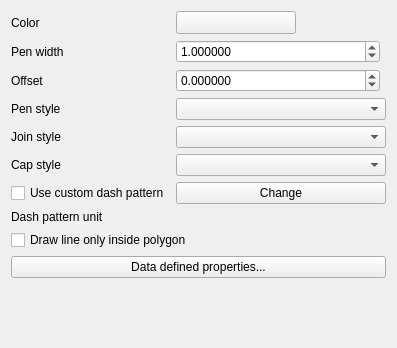
This is src/ui/symbollayer/widget_simpleline.ui in qgis/QGIS as Qt 5 draws it before an edit. The edited form follows.
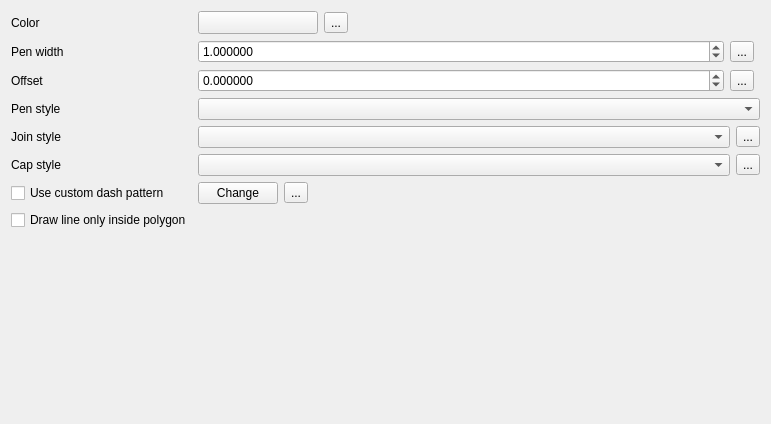
This is the edited form. Custom widgets are drawn as their Qt base class.

Commit message:
improve GUI consistency & UX for data-defined style
data defined buttons added to the gui
fixes #9881

```diff
--- a/src/ui/symbollayer/widget_simpleline.ui
+++ b/src/ui/symbollayer/widget_simpleline.ui
@@ -6,42 +6,14 @@
    <rect>
     <x>0</x>
     <y>0</y>
-    <width>397</width>
-    <height>348</height>
+    <width>770</width>
+    <height>424</height>
    </rect>
   </property>
   <property name="windowTitle">
    <string>Form</string>
   </property>
   <layout class="QGridLayout" name="gridLayout">
-   <item row="7" column="0">
-    <widget class="QLabel" name="mDashPatternUnitLabel">
-     <property name="text">
-      <string>Dash pattern unit</string>
-     </property>
-    </widget>
-   </item>
-   <item row="5" column="0">
-    <widget class="QLabel" name="label_6">
-     <property name="text">
-      <string>Cap style</string>
-     </property>
-    </widget>
-   </item>
-   <item row="6" column="0">
-    <widget class="QCheckBox" name="mCustomCheckBox">
-     <property name="text">
-      <string>Use custom dash pattern</string>
-     </property>
-    </widget>
-   </item>
-   <item row="1" column="0">
-    <widget class="QLabel" name="label_2">
-     <property name="text">
-      <string>Pen width</string>
-     </property>
-    </widget>
-   </item>
    <item row="0" column="0">
     <widget class="QLabel" name="label">
      <property name="text">
@@ -50,6 +22,8 @@
     </widget>
    </item>
    <item row="0" column="1">
+    <layout class="QHBoxLayout" name="horizontalLayout_9">
+     <item>
     <widget class="QgsColorButtonV2" name="btnChangeColor">
      <property name="sizePolicy">
       <sizepolicy hsizetype="Preferred" vsizetype="Fixed">
@@ -74,28 +48,14 @@
      </property>
     </widget>
    </item>
-   <item row="2" column="0">
-    <widget class="QLabel" name="label_4">
+     <item>
+      <widget class="QgsDataDefinedButton" name="mColorDDBtn">
      <property name="text">
-      <string>Offset</string>
+        <string>...</string>
      </property>
     </widget>
    </item>
-   <item row="3" column="0">
-    <widget class="QLabel" name="label_3">
-     <property name="text">
-      <string>Pen style</string>
-     </property>
-    </widget>
-   </item>
-   <item row="4" column="0">
-    <widget class="QLabel" name="label_5">
-     <property name="text">
-      <string>Join style</string>
-     </property>
-    </widget>
-   </item>
-   <item row="0" column="2">
+     <item>
     <spacer name="horizontalSpacer">
      <property name="orientation">
       <enum>Qt::Horizontal</enum>
@@ -108,7 +68,16 @@
      </property>
     </spacer>
    </item>
-   <item row="1" column="1" colspan="2">
+    </layout>
+   </item>
+   <item row="1" column="0">
+    <widget class="QLabel" name="label_2">
+     <property name="text">
+      <string>Pen width</string>
+     </property>
+    </widget>
+   </item>
+   <item row="1" column="1">
     <layout class="QHBoxLayout" name="horizontalLayout_2">
      <item>
       <widget class="QgsDoubleSpinBox" name="spinWidth">
@@ -136,11 +105,32 @@
       </widget>
      </item>
      <item>
-      <widget class="QgsUnitSelectionWidget" name="mPenWidthUnitWidget" native="true"/>
+      <widget class="QgsDataDefinedButton" name="mPenWidthDDBtn">
+       <property name="text">
+        <string>...</string>
+       </property>
+      </widget>
+     </item>
+     <item>
+      <widget class="QgsUnitSelectionWidget" name="mPenWidthUnitWidget" native="true">
+       <property name="minimumSize">
+        <size>
+         <width>0</width>
+         <height>0</height>
+        </size>
+       </property>
+      </widget>
      </item>
     </layout>
    </item>
-   <item row="2" column="1" colspan="2">
+   <item row="2" column="0">
+    <widget class="QLabel" name="label_4">
+     <property name="text">
+      <string>Offset</string>
+     </property>
+    </widget>
+   </item>
+   <item row="2" column="1">
     <layout class="QHBoxLayout" name="horizontalLayout_3">
      <item>
       <widget class="QgsDoubleSpinBox" name="spinOffset">
@@ -168,58 +158,133 @@
       </widget>
      </item>
      <item>
-      <widget class="QgsUnitSelectionWidget" name="mOffsetUnitWidget" native="true"/>
+      <widget class="QgsDataDefinedButton" name="mOffsetDDBtn">
+       <property name="text">
+        <string>...</string>
+       </property>
+      </widget>
+     </item>
+     <item>
+      <widget class="QgsUnitSelectionWidget" name="mOffsetUnitWidget" native="true">
+       <property name="minimumSize">
+        <size>
+         <width>0</width>
+         <height>0</height>
+        </size>
+       </property>
+      </widget>
      </item>
     </layout>
    </item>
-   <item row="3" column="1" colspan="2">
+   <item row="3" column="0">
+    <widget class="QLabel" name="label_3">
+     <property name="text">
+      <string>Pen style</string>
+     </property>
+    </widget>
+   </item>
+   <item row="3" column="1">
     <widget class="QgsPenStyleComboBox" name="cboPenStyle"/>
    </item>
-   <item row="4" column="1" colspan="2">
+   <item row="4" column="0">
+    <widget class="QLabel" name="label_5">
+     <property name="text">
+      <string>Join style</string>
+     </property>
+    </widget>
+   </item>
+   <item row="4" column="1">
+    <layout class="QHBoxLayout" name="horizontalLayout_10">
+     <item>
     <widget class="QgsPenJoinStyleComboBox" name="cboJoinStyle"/>
    </item>
-   <item row="5" column="1" colspan="2">
+     <item>
+      <widget class="QgsDataDefinedButton" name="mJoinStyleDDBtn">
+       <property name="text">
+        <string>...</string>
+       </property>
+      </widget>
+     </item>
+    </layout>
+   </item>
+   <item row="5" column="0">
+    <widget class="QLabel" name="label_6">
+     <property name="text">
+      <string>Cap style</string>
+     </property>
+    </widget>
+   </item>
+   <item row="5" column="1">
+    <layout class="QHBoxLayout" name="horizontalLayout_11">
+     <item>
     <widget class="QgsPenCapStyleComboBox" name="cboCapStyle"/>
    </item>
-   <item row="6" column="1" colspan="2">
+     <item>
+      <widget class="QgsDataDefinedButton" name="mCapStyleDDBtn">
+       <property name="text">
+        <string>...</string>
+       </property>
+      </widget>
+     </item>
+    </layout>
+   </item>
+   <item row="6" column="0">
+    <widget class="QCheckBox" name="mCustomCheckBox">
+     <property name="text">
+      <string>Use custom dash pattern</string>
+     </property>
+    </widget>
+   </item>
+   <item row="6" column="1">
+    <layout class="QHBoxLayout" name="horizontalLayout_12">
+     <item>
     <widget class="QPushButton" name="mChangePatternButton">
      <property name="text">
       <string>Change</string>
      </property>
     </widget>
    </item>
-   <item row="7" column="1" colspan="2">
+     <item>
+      <widget class="QgsDataDefinedButton" name="mDashPatternDDBtn">
+       <property name="text">
+        <string>...</string>
+       </property>
+      </widget>
+     </item>
+     <item>
     <widget class="QgsUnitSelectionWidget" name="mDashPatternUnitWidget" native="true"/>
    </item>
-   <item row="8" column="0" colspan="3">
+     <item>
+      <spacer name="horizontalSpacer_2">
+       <property name="orientation">
+        <enum>Qt::Horizontal</enum>
+       </property>
+       <property name="sizeHint" stdset="0">
+        <size>
+         <width>40</width>
+         <height>20</height>
+        </size>
+       </property>
+      </spacer>
+     </item>
+    </layout>
+   </item>
+   <item row="7" column="0">
     <widget class="QCheckBox" name="mDrawInsideCheckBox">
      <property name="text">
       <string>Draw line only inside polygon</string>
      </property>
     </widget>
    </item>
-   <item row="9" column="0" colspan="3">
-    <widget class="QPushButton" name="mDataDefinedPropertiesButton">
-     <property name="sizePolicy">
-      <sizepolicy hsizetype="Minimum" vsizetype="Fixed">
-       <horstretch>0</horstretch>
-       <verstretch>0</verstretch>
-      </sizepolicy>
-     </property>
-     <property name="text">
-      <string>Data defined properties...</string>
-     </property>
-    </widget>
-   </item>
-   <item row="10" column="0" colspan="3">
+   <item row="8" column="0" colspan="2">
     <spacer name="verticalSpacer">
      <property name="orientation">
       <enum>Qt::Vertical</enum>
      </property>
      <property name="sizeHint" stdset="0">
       <size>
-       <width>20</width>
-       <height>40</height>
+       <width>749</width>
+       <height>82</height>
       </size>
      </property>
     </spacer>
@@ -249,6 +314,11 @@
    <extends>QComboBox</extends>
    <header>qgspenstylecombobox.h</header>
   </customwidget>
+  <customwidget>
+   <class>QgsDataDefinedButton</class>
+   <extends>QToolButton</extends>
+   <header>qgsdatadefinedbutton.h</header>
+  </customwidget>
   <customwidget>
    <class>QgsPenJoinStyleComboBox</class>
    <extends>QComboBox</extends>
```
Left out of the diff: 12 changed lines with no effect on the pictures. Lines whose indentation alone changed are shown as unchanged. The commit also changes 21 other files.
